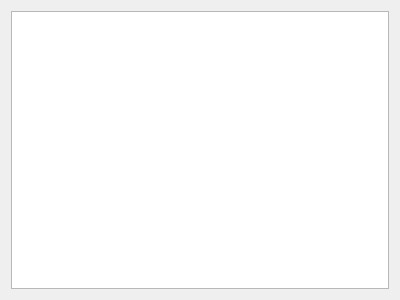
Before: the Qt Designer form hexmap_qt/hexmap_widgets/palette_widget.ui in mflagel/asdf_multiplat, drawn with Qt 5.
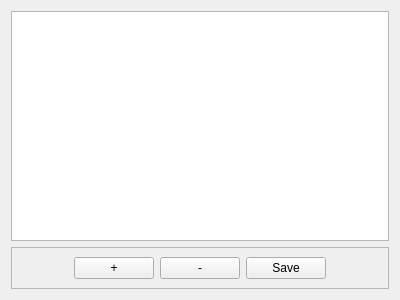
After: the same form once the commit is applied.

Commit message: stub buttons for add/remove/save terrain palette

The edit to the form file:
```diff
--- a/hexmap_qt/hexmap_widgets/palette_widget.ui
+++ b/hexmap_qt/hexmap_widgets/palette_widget.ui
@@ -13,8 +13,8 @@
   <property name="windowTitle">
    <string>Form</string>
   </property>
-  <layout class="QGridLayout" name="gridLayout">
-   <item row="0" column="0">
+  <layout class="QVBoxLayout" name="verticalLayout">
+   <item>
     <widget class="QListView" name="listView">
      <property name="movement">
       <enum>QListView::Static</enum>
@@ -36,6 +36,77 @@
      </property>
     </widget>
    </item>
+   <item>
+    <widget class="QFrame" name="frame">
+     <property name="frameShape">
+      <enum>QFrame::StyledPanel</enum>
+     </property>
+     <property name="frameShadow">
+      <enum>QFrame::Raised</enum>
+     </property>
+     <layout class="QHBoxLayout" name="horizontalLayout">
+      <item>
+       <spacer name="horizontalSpacer_2">
+        <property name="orientation">
+         <enum>Qt::Horizontal</enum>
+        </property>
+        <property name="sizeHint" stdset="0">
+         <size>
+          <width>40</width>
+          <height>20</height>
+         </size>
+        </property>
+       </spacer>
+      </item>
+      <item>
+       <widget class="QPushButton" name="btn_add_terrain">
+        <property name="sizePolicy">
+         <sizepolicy hsizetype="Minimum" vsizetype="Fixed">
+          <horstretch>0</horstretch>
+          <verstretch>0</verstretch>
+         </sizepolicy>
+        </property>
+        <property name="text">
+         <string>+</string>
+        </property>
+       </widget>
+      </item>
+      <item>
+       <widget class="QPushButton" name="btn_remove_terrain">
+        <property name="sizePolicy">
+         <sizepolicy hsizetype="Minimum" vsizetype="Fixed">
+          <horstretch>0</horstretch>
+          <verstretch>0</verstretch>
+         </sizepolicy>
+        </property>
+        <property name="text">
+         <string>-</string>
+        </property>
+       </widget>
+      </item>
+      <item>
+       <widget class="QPushButton" name="btn_save_terrain">
+        <property name="text">
+         <string>Save</string>
+        </property>
+       </widget>
+      </item>
+      <item>
+       <spacer name="horizontalSpacer">
+        <property name="orientation">
+         <enum>Qt::Horizontal</enum>
+        </property>
+        <property name="sizeHint" stdset="0">
+         <size>
+          <width>40</width>
+          <height>20</height>
+         </size>
+        </property>
+       </spacer>
+      </item>
+     </layout>
+    </widget>
+   </item>
   </layout>
  </widget>
  <resources/>
```
